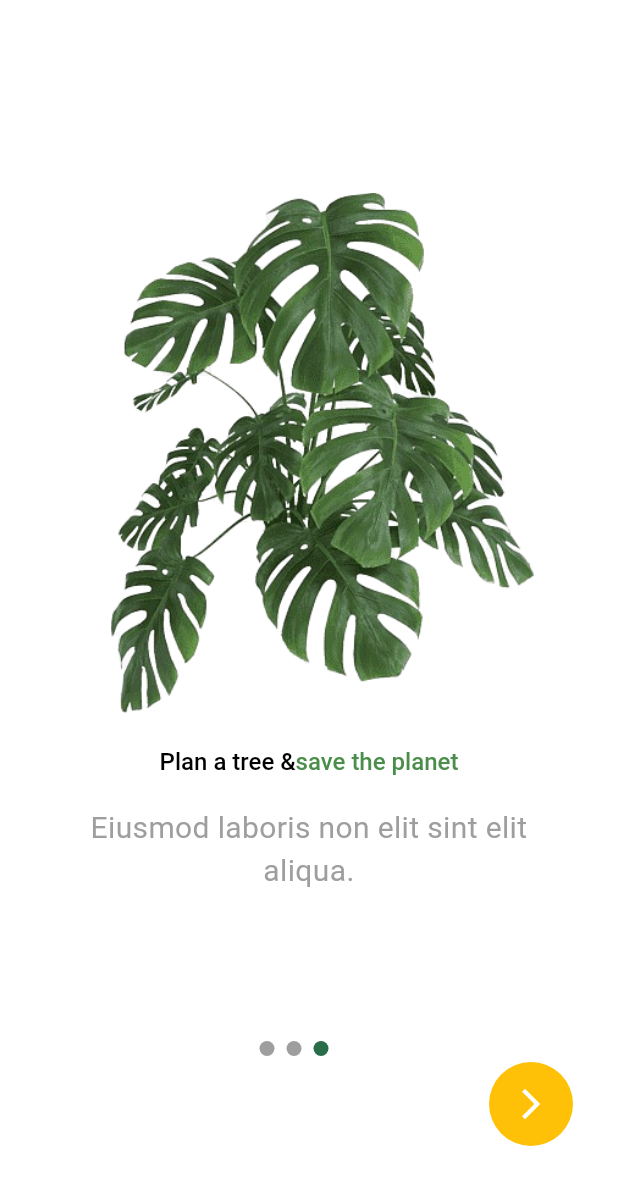
After one commit to rampsad27/EcommercePlantApp, a Flutter app: the OnboardingScreen screen opened by its route, swiped to page 3, on a phone screen of 412 x 824 dp. The commit adds this screen. Shown: the top 1185 px of the screen. Run offline on Flutter 3.47's test engine with Material 3 defaults, Android fonts, the light colour scheme and no system bars; drawn by our look-alikes of smooth_page_indicator; our stand-ins replace cloud_firestore, firebase_auth, firebase_core, flutter_svg, go_router, google_sign_in; accounts and stored records are empty; network calls fail.

Commit message:
plant+home+googleppp_

```diff
--- /dev/null
+++ b/lib/ui/modules/screen/onboarding.dart
@@ -0,0 +1,184 @@
+import 'package:flutter/material.dart';
+import 'package:go_router/go_router.dart';
+import 'package:smooth_page_indicator/smooth_page_indicator.dart';
+
+class OnboardingScreen extends StatefulWidget {
+  const OnboardingScreen({Key? key}) : super(key: key);
+
+  @override
+  State<OnboardingScreen> createState() => _OnboardingScreenState();
+}
+
+class _OnboardingScreenState extends State<OnboardingScreen> {
+  final PageController _pageController = PageController(initialPage: 0);
+  int currentIndex = 0;
+
+  @override
+  Widget build(BuildContext context) {
+    return Scaffold(
+      backgroundColor: Colors.white,
+      body: Stack(
+        alignment: Alignment.bottomCenter,
+        children: [
+          PageView(
+            onPageChanged: (int page) {
+              setState(() {
+                currentIndex = page;
+              });
+            },
+            controller: _pageController,
+            children: const [
+              CreatePage(
+                image: 'assets/img/2.png',
+                title1: 'Best collection of',
+                titleWithColor: 'indoor & outdoor',
+                title2: 'plants',
+                description:
+                    'Adipisicing eiusmod sit elit laborum sunt culpa qui labore.',
+              ),
+              CreatePage(
+                image: 'assets/img/3.png',
+                title1: 'Keep your',
+                titleWithColor: 'plants alive',
+                description:
+                    'Ex in nisi culpa nostrud proident dolor consectetur commodo labore amet consequat dolor proident veniam.',
+              ),
+              CreatePage(
+                image: 'assets/img/4.png',
+                title1: "Plan a tree &",
+                titleWithColor: 'save the planet',
+                description: 'Eiusmod laboris non elit sint elit aliqua.',
+              ),
+            ],
+          ),
+          Positioned(
+            bottom: 120,
+            left: 173,
+            child: SmoothPageIndicator(
+              controller: _pageController,
+              count: 3,
+              effect: const JumpingDotEffect(
+                dotHeight: 10,
+                dotWidth: 10,
+                verticalOffset: 10,
+                activeDotColor: Color(0xff296e48),
+              ),
+            ),
+          ),
+          Positioned(
+            bottom: 60,
+            right: 30,
+            child: Container(
+              padding: const EdgeInsets.all(4),
+              decoration: const BoxDecoration(
+                shape: BoxShape.circle,
+                color: Colors.amber,
+              ),
+              child: IconButton(
+                onPressed: () {
+                  setState(() {
+                    if (currentIndex < 2) {
+                      currentIndex++;
+                      if (currentIndex < 3) {
+                        _pageController.nextPage(
+                          duration: const Duration(milliseconds: 300),
+                          curve: Curves.easeIn,
+                        );
+                      }
+                    } else {
+                      context.go("/login"); // Corrected route path
+                    }
+                  });
+                },
+                icon: const Icon(
+                  Icons.arrow_forward_ios,
+                  size: 24,
+                  color: Colors.white,
+                ),
+              ),
+            ),
+          ),
+        ],
+      ),
+    );
+  }
+}
+
+class CreatePage extends StatelessWidget {
+  final String image;
+  final String title1;
+  final String titleWithColor;
+  final String? title2;
+  final String description;
+
+  const CreatePage({
+    Key? key,
+    required this.image,
+    required this.title1,
+    required this.titleWithColor,
+    this.title2,
+    required this.description,
+  }) : super(key: key);
+
+  @override
+  Widget build(BuildContext context) {
+    return Container(
+      padding: const EdgeInsets.only(left: 50, right: 50, bottom: 80),
+      child: Column(
+        mainAxisAlignment: MainAxisAlignment.center,
+        children: [
+          SizedBox(
+            height: 350,
+            child: Image.asset(image),
+          ),
+          const SizedBox(
+            height: 20,
+          ),
+          Center(
+            child: RichText(
+              text: TextSpan(
+                text: title1,
+                style: const TextStyle(
+                  fontSize: 16,
+                  fontWeight: FontWeight.w500,
+                  color: Colors.black,
+                ),
+                children: <TextSpan>[
+                  TextSpan(
+                    text: titleWithColor,
+                    style: const TextStyle(
+                      color: Color.fromARGB(255, 75, 142, 75),
+                    ),
+                  ),
+                  TextSpan(
+                    text: title2,
+                    style: const TextStyle(
+                      fontSize: 16,
+                      fontWeight: FontWeight.w500,
+                      color: Colors.black,
+                    ),
+                  ),
+                ],
+              ),
+            ),
+          ),
+          const SizedBox(
+            height: 20,
+          ),
+          Text(
+            description,
+            textAlign: TextAlign.center,
+            style: const TextStyle(
+              fontSize: 20,
+              fontWeight: FontWeight.w400,
+              color: Colors.grey,
+            ),
+          ),
+          const SizedBox(
+            height: 20,
+          ),
+        ],
+      ),
+    );
+  }
+}
--- a/lib/ui/modules/screen/welcomescreen.dart
+++ b/lib/ui/modules/screen/welcomescreen.dart
@@ -14,7 +14,7 @@ class _WelcomeScreenState extends State<WelcomeScreen> {
     return Scaffold(
       body: InkWell(
           onTap: () {
-            context.go("/onboarding1");
+            context.go("/onboarding");
           },
           child: Image.asset(
             'assets/img/1.png',
--- a/lib/ui/router/app_router.dart
+++ b/lib/ui/router/app_router.dart
@@ -1,109 +1,33 @@
 import 'package:flutter/material.dart';
 import 'package:go_router/go_router.dart';
 import 'package:plant_app/ui/modules/screen/loginScreen.dart';
-import 'package:plant_app/ui/modules/screen/onboarding1.dart';
-import 'package:plant_app/ui/modules/screen/onboarding2.dart';
-import 'package:plant_app/ui/modules/screen/onboarding3.dart';
+import 'package:plant_app/ui/modules/screen/onboarding.dart';
 import 'package:plant_app/ui/modules/screen/registerscreen.dart';
 import 'package:plant_app/ui/modules/screen/welcomescreen.dart';
 import 'package:plant_app/ui/modules/screen/homeScreen.dart';
 
 class AppRouter {
+  static GlobalKey<NavigatorState> navigatorKey = GlobalKey<NavigatorState>();
   static GoRouter router = GoRouter(
+    navigatorKey: navigatorKey,
     routes: <RouteBase>[
       GoRoute(
         path: '/',
         builder: (BuildContext context, GoRouterState state) {
           return const WelcomeScreen();
         },
-        routes: [
+      ),
       GoRoute(
-            path: 'onboarding1',
-            builder: (context, state) {
-              return const OnboardingScreen1();
+        path: '/onboarding',
+        builder: (BuildContext context, GoRouterState state) {
+          return const OnboardingScreen();
         },
-            routes: [
+      ),
       GoRoute(
-                path: 'login',
+        path: '/login',
         builder: (BuildContext context, GoRouterState state) {
           return const LoginScreen();
         },
-                routes: [
-                  GoRoute(
-                    path: 'register',
-                    builder: (BuildContext context, GoRouterState state) {
-                      return const RegisterScreen();
-                    },
-                  ),
-                  GoRoute(
-                    path: 'home',
-                    builder: (BuildContext context, GoRouterState state) {
-                      return const HomeScreen();
-                    },
-                  ),
-                ],
-              ),
-              GoRoute(
-                path: 'onboarding2',
-                builder: (context, state) {
-                  return const OnboardingScreen2();
-                },
-                routes: [
-                  GoRoute(
-                    path: 'login',
-                    builder: (BuildContext context, GoRouterState state) {
-                      return const LoginScreen();
-                    },
-                    routes: [
-                      GoRoute(
-                        path: 'register',
-                        builder: (BuildContext context, GoRouterState state) {
-                          return const RegisterScreen();
-                        },
-                      ),
-                      GoRoute(
-                        path: 'home',
-                        builder: (BuildContext context, GoRouterState state) {
-                          return const HomeScreen();
-                        },
-                      ),
-                    ],
-                  ),
-                  GoRoute(
-                    path: 'onboarding3',
-                    builder: (context, state) {
-                      return const OnboardingScreen3();
-                    },
-                    routes: [
-                      GoRoute(
-                        path: 'login',
-                        builder: (BuildContext context, GoRouterState state) {
-                          return const LoginScreen();
-                        },
-                        routes: [
-                          GoRoute(
-                            path: 'register',
-                            builder:
-                                (BuildContext context, GoRouterState state) {
-                              return const RegisterScreen();
-                            },
-                          ),
-                          GoRoute(
-                            path: 'home',
-                            builder:
-                                (BuildContext context, GoRouterState state) {
-                              return const HomeScreen();
-                            },
-                          ),
-                        ],
-                      ),
-                    ],
-                  ),
-                ],
-              ),
-            ],
-          ),
-        ],
       ),
       GoRoute(
         path: '/register',
--- a/pubspec.yaml
+++ b/pubspec.yaml
@@ -40,6 +40,7 @@ dependencies:
   cloud_firestore: ^4.15.8
   firebase_auth: ^4.17.8
   google_sign_in: ^6.2.1
+  smooth_page_indicator: ^1.1.0
 
 dev_dependencies:
   flutter_test:
```
Also changed, not shown: lib/ui/data/user.dart (deleted, +0 -62 lines), lib/ui/modules/components/model.dart (+35 -1 lines), lib/ui/modules/google_sign_in/googleauth_repository.dart (+3 -9 lines), lib/ui/modules/google_sign_in/user.dart (+3 -11 lines), lib/ui/modules/screen/loginScreen.dart (+9 -17 lines), lib/ui/modules/screen/onboarding1.dart (deleted, +0 -66 lines), lib/ui/modules/screen/onboarding2.dart (deleted, +0 -64 lines), lib/ui/modules/screen/onboarding3.dart (deleted, +0 -55 lines), lib/ui/modules/screen/registerscreen.dart (+6 -10 lines), lib/firebase_options.dart, pubspec.lock, 1 other file. Lines whose indentation alone changed are shown as unchanged.
